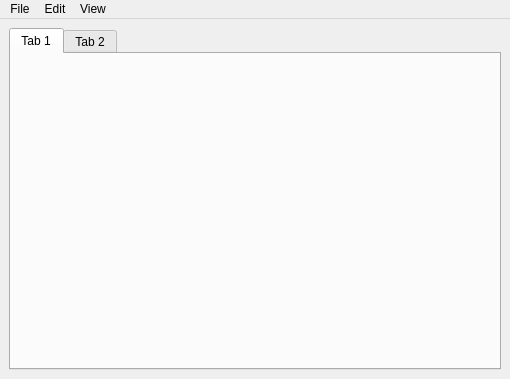
This is partner_625781186/15_Plugins/main.ui in PyQt5/PyQt as Qt 5 draws it before an edit. The edited form follows.
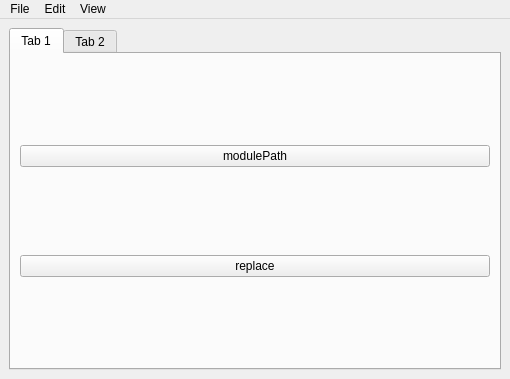
This is the edited form.

```diff
--- a/partner_625781186/15_Plugins/main.ui
+++ b/partner_625781186/15_Plugins/main.ui
@@ -24,6 +24,22 @@
        <attribute name="title">
         <string>Tab 1</string>
        </attribute>
+       <layout class="QVBoxLayout" name="verticalLayout">
+        <item>
+         <widget class="QPushButton" name="pushButton">
+          <property name="text">
+           <string>modulePath</string>
+          </property>
+         </widget>
+        </item>
+        <item>
+         <widget class="QPushButton" name="pushButton_3">
+          <property name="text">
+           <string>replace</string>
+          </property>
+         </widget>
+        </item>
+       </layout>
       </widget>
       <widget class="QWidget" name="tab_2">
        <attribute name="title">
```
